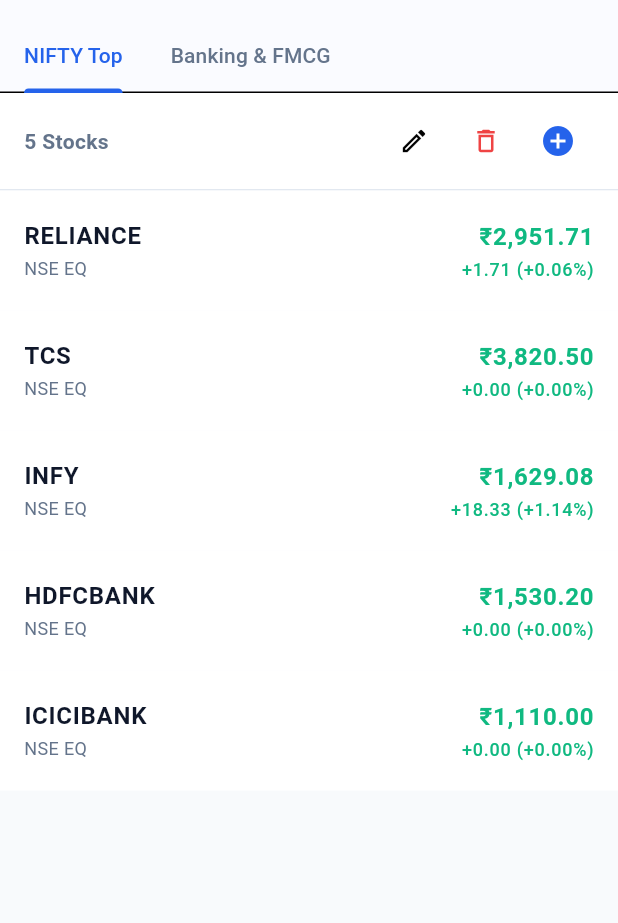
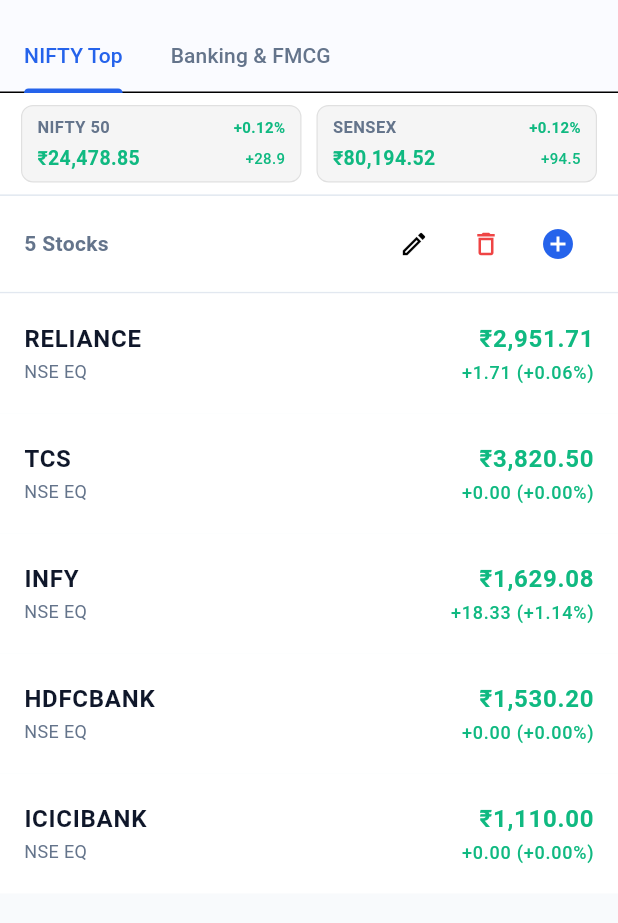
Before and after one commit to Shubhangi-H98/trading_app_021, a Flutter app: the WatchlistPage screen opened directly, on a phone screen of 412 x 824 dp, the part 63-986 px from its top. Run offline on Flutter 3.47's test engine with Material 3 defaults, Android fonts, the phone set to English and light mode, and no system bars; our stand-ins replace equatable, flutter_bloc, shared_preferences; accounts and stored records are empty.

Commit message:
feat(ui): add pinned NIFTY 50 and SENSEX live indices bar and native haptic feedback

```diff
--- /dev/null
+++ b/lib/core/utils/feedback_helper.dart
@@ -0,0 +1,22 @@
+import 'package:flutter/services.dart';
+
+class FeedbackHelper {
+  const FeedbackHelper._();
+
+  /// Subtle click feel for tab switches, chips, and small UI actions
+  static void lightClick() {
+    HapticFeedback.lightImpact();
+  }
+
+  /// Distinct vibrational bump when swiping to delete or removing a stock
+  static void deleteImpact() {
+    HapticFeedback.mediumImpact();
+    SystemSound.play(SystemSoundType.alert);
+  }
+
+  /// Pronounced confirmation haptic & sound when an order executes successfully
+  static void orderSuccess() {
+    HapticFeedback.heavyImpact();
+    SystemSound.play(SystemSoundType.click);
+  }
+}
--- a/lib/presentation/market/pages/market_page.dart
+++ b/lib/presentation/market/pages/market_page.dart
@@ -1,11 +1,12 @@
 import 'package:flutter/material.dart';
 import 'package:flutter_bloc/flutter_bloc.dart';
-import 'package:trading_app_021/presentation/market/pages/stock_detail_page.dart';
 import '../../../core/theme/app_colors.dart';
-import '../../order/widgets/order_ticket_bottom_sheet.dart';
+import '../../../core/utils/feedback_helper.dart';
 import '../bloc/market_bloc.dart';
 import '../bloc/market_event.dart';
 import '../bloc/market_state.dart';
+import '../pages/stock_detail_page.dart';
+import '../widgets/market_indices_bar.dart';
 import '../widgets/market_stock_tile.dart';
 
 class MarketPage extends StatelessWidget {
@@ -21,15 +22,22 @@
         title: const Text('Live Market', style: TextStyle(fontWeight: FontWeight.bold)),
         elevation: 0.5,
         actions: [
-          // Stress Test Speed Controller Sheet
           IconButton(
             icon: const Icon(Icons.speed),
             tooltip: 'Stress Test Tick Rate',
-            onPressed: () => _showTickRateSheet(context),
+            onPressed: () {
+              FeedbackHelper.lightClick();
+              _showTickRateSheet(context);
+            },
           ),
         ],
       ),
-      body: BlocBuilder<MarketBloc, MarketState>(
+      body: Column(
+        children: [
+          // Pinned Market Indices Top Bar
+          const MarketIndicesBar(),
+          Expanded(
+            child: BlocBuilder<MarketBloc, MarketState>(
               builder: (context, state) {
                 if (state.stocks.isEmpty) {
                   return const Center(child: CircularProgressIndicator());
@@ -49,6 +57,7 @@
                     return MarketStockTile(
                       stock: stock,
                       onTap: () {
+                        FeedbackHelper.lightClick();
                         Navigator.push(
                           context,
                           MaterialPageRoute(
@@ -60,6 +69,9 @@
                   },
                 );
               },
+            ),
+          ),
+        ],
       ),
     );
   }
@@ -96,6 +108,7 @@
                     divisions: 49,
                     label: '${state.tickRate} ticks/sec',
                     onChanged: (value) {
+                      FeedbackHelper.lightClick();
                       BlocProvider.of<MarketBloc>(context).add(
                         ChangeTickRateEvent(value.round()),
                       );
--- /dev/null
+++ b/lib/presentation/market/widgets/market_indices_bar.dart
@@ -0,0 +1,153 @@
+import 'package:flutter/material.dart';
+import 'package:flutter_bloc/flutter_bloc.dart';
+import '../../../core/theme/app_colors.dart';
+import '../../../core/utils/currency_formatter.dart';
+import '../bloc/market_bloc.dart';
+import '../bloc/market_state.dart';
+
+class MarketIndicesBar extends StatelessWidget {
+  const MarketIndicesBar({super.key});
+
+  @override
+  Widget build(BuildContext context) {
+    final theme = Theme.of(context);
+    final isDark = theme.brightness == Brightness.dark;
+
+    return BlocBuilder<MarketBloc, MarketState>(
+      builder: (context, state) {
+        // Derive overall market drift from state stocks
+        double totalChangePercent = 0.0;
+        if (state.stocks.isNotEmpty) {
+          totalChangePercent = state.stocks.values
+              .map((s) => s.changePercent)
+              .reduce((a, b) => a + b) /
+              state.stocks.length;
+        }
+
+        // Realistic benchmark index calculations
+        final niftyBase = 24450.0;
+        final niftyLtp = niftyBase * (1 + (totalChangePercent / 100));
+        final niftyChange = niftyLtp - niftyBase;
+
+        final sensexBase = 80100.0;
+        final sensexLtp = sensexBase * (1 + (totalChangePercent / 100));
+        final sensexChange = sensexLtp - sensexBase;
+
+        return Container(
+          decoration: BoxDecoration(
+            color: theme.cardColor,
+            border: Border(
+              bottom: BorderSide(
+                color: isDark ? AppColors.borderDark : AppColors.borderLight,
+                width: 1,
+              ),
+            ),
+          ),
+          padding: const EdgeInsets.symmetric(horizontal: 14, vertical: 8),
+          child: Row(
+            children: [
+              Expanded(
+                child: _buildIndexChip(
+                  title: 'NIFTY 50',
+                  ltp: niftyLtp,
+                  change: niftyChange,
+                  percent: totalChangePercent,
+                  isDark: isDark,
+                ),
+              ),
+              const SizedBox(width: 10),
+              Expanded(
+                child: _buildIndexChip(
+                  title: 'SENSEX',
+                  ltp: sensexLtp,
+                  change: sensexChange,
+                  percent: totalChangePercent,
+                  isDark: isDark,
+                ),
+              ),
+            ],
+          ),
+        );
+      },
+    );
+  }
+
+  Widget _buildIndexChip({
+    required String title,
+    required double ltp,
+    required double change,
+    required double percent,
+    required bool isDark,
+  }) {
+    final isPositive = percent >= 0;
+    final color = isPositive ? AppColors.greenUp : AppColors.redDown;
+
+    return Container(
+      padding: const EdgeInsets.symmetric(horizontal: 10, vertical: 6),
+      decoration: BoxDecoration(
+        color: isDark ? Colors.white.withOpacity(0.04) : Colors.grey.shade100,
+        borderRadius: BorderRadius.circular(8),
+        border: Border.all(
+          color: isDark ? Colors.white10 : Colors.grey.shade300,
+          width: 0.8,
+        ),
+      ),
+      child: Column(
+        crossAxisAlignment: CrossAxisAlignment.start,
+        mainAxisSize: MainAxisSize.min,
+        children: [
+          Row(
+            mainAxisAlignment: MainAxisAlignment.spaceBetween,
+            children: [
+              Text(
+                title,
+                style: const TextStyle(
+                  fontSize: 11,
+                  fontWeight: FontWeight.bold,
+                  color: AppColors.textSecondaryLight,
+                  letterSpacing: 0.3,
+                ),
+              ),
+              Flexible(
+                child: Text(
+                  '${isPositive ? '+' : ''}${percent.toStringAsFixed(2)}%',
+                  overflow: TextOverflow.ellipsis,
+                  style: TextStyle(
+                    fontSize: 10,
+                    fontWeight: FontWeight.bold,
+                    color: color,
+                  ),
+                ),
+              ),
+            ],
+          ),
+          const SizedBox(height: 3),
+          Row(
+            mainAxisAlignment: MainAxisAlignment.spaceBetween,
+            children: [
+              Text(
+                CurrencyFormatter.format(ltp),
+                style: TextStyle(
+                  fontSize: 13,
+                  fontWeight: FontWeight.bold,
+                  color: color,
+                ),
+              ),
+              Flexible(
+                child: Text(
+                  '${isPositive ? '+' : ''}${change.toStringAsFixed(1)}',
+                  overflow: TextOverflow.ellipsis,
+                  style: TextStyle(
+                    fontSize: 10,
+                    fontWeight: FontWeight.w500,
+                    color: color,
+                  ),
+                ),
+              ),
+            ],
+          ),
+        ],
+      ),
+    );
+  }
+}
--- a/lib/presentation/order/widgets/order_ticket_bottom_sheet.dart
+++ b/lib/presentation/order/widgets/order_ticket_bottom_sheet.dart
@@ -2,6 +2,7 @@
 import 'package:flutter_bloc/flutter_bloc.dart';
 import '../../../core/theme/app_colors.dart';
 import '../../../core/utils/currency_formatter.dart';
+import '../../../core/utils/feedback_helper.dart';
 import '../../../data/model/holding_model.dart';
 import '../../../data/model/order_model.dart';
 import '../../holdings/bloc/portfolio_bloc.dart';
@@ -16,6 +17,7 @@
   const OrderTicketBottomSheet({super.key, required this.symbol});
 
   static void show(BuildContext context, String symbol) {
+    FeedbackHelper.lightClick();
     showModalBottomSheet(
       context: context,
       isScrollControlled: true,
@@ -152,7 +154,10 @@
                     children: [
                       Expanded(
                         child: ElevatedButton(
-                          onPressed: () => setState(() => _side = OrderType.buy),
+                          onPressed: () {
+                            FeedbackHelper.lightClick();
+                            setState(() => _side = OrderType.buy);
+                          },
                           style: ElevatedButton.styleFrom(
                             backgroundColor: isBuy ? AppColors.greenUp : inactiveBtnBg,
                             foregroundColor: isBuy ? Colors.white : inactiveBtnFg,
@@ -165,7 +170,10 @@
                       const SizedBox(width: 12),
                       Expanded(
                         child: ElevatedButton(
-                          onPressed: () => setState(() => _side = OrderType.sell),
+                          onPressed: () {
+                            FeedbackHelper.lightClick();
+                            setState(() => _side = OrderType.sell);
+                          },
                           style: ElevatedButton.styleFrom(
                             backgroundColor: !isBuy ? AppColors.redDown : inactiveBtnBg,
                             foregroundColor: !isBuy ? Colors.white : inactiveBtnFg,
@@ -235,10 +243,11 @@
 
                   const SizedBox(height: 24),
 
-                  // Execute Order Button
+                  // Execute Order Button with Haptic & Sound Confirmation
                   ElevatedButton(
                     onPressed: error == null && _quantity > 0 && currentLtp > 0
                         ? () {
+                      FeedbackHelper.orderSuccess();
                       context.read<PortfolioBloc>().add(
                         ExecuteOrderEvent(
                           symbol: widget.symbol,
--- a/lib/presentation/watchlist/pages/watchlist_page.dart
+++ b/lib/presentation/watchlist/pages/watchlist_page.dart
@@ -1,13 +1,14 @@
 import 'package:flutter/material.dart';
 import 'package:flutter_bloc/flutter_bloc.dart';
 import '../../../core/theme/app_colors.dart';
+import '../../../core/utils/feedback_helper.dart';
 import '../../../data/model/watchlist_model.dart';
 import '../../dashboard/widgets/app_side_drawer.dart';
 import '../../market/bloc/market_bloc.dart';
 import '../../market/bloc/market_state.dart';
 import '../../market/pages/stock_detail_page.dart';
+import '../../market/widgets/market_indices_bar.dart';
 import '../../market/widgets/market_stock_tile.dart';
-import '../../order/widgets/order_ticket_bottom_sheet.dart';
 import '../bloc/watchlist_bloc.dart';
 import '../bloc/watchlist_event.dart';
 import '../bloc/watchlist_state.dart';
@@ -78,7 +79,10 @@
                 IconButton(
                   icon: const Icon(Icons.add),
                   tooltip: 'Create Watchlist',
-                  onPressed: () => _openCreateDialog(context),
+                  onPressed: () {
+                    FeedbackHelper.lightClick();
+                    _openCreateDialog(context);
+                  },
                 ),
               ],
               bottom: TabBar(
@@ -87,13 +91,22 @@
                 indicatorColor: AppColors.primary,
                 labelColor: AppColors.primary,
                 unselectedLabelColor: AppColors.textSecondary,
+                onTap: (_) => FeedbackHelper.lightClick(),
                 tabs: watchlists.map((w) => Tab(text: w.name)).toList(),
               ),
             ),
-            body: TabBarView(
-              children: watchlists.map((watchlist) {
-                return _WatchlistContentView(watchlist: watchlist);
-              }).toList(),
+            body: Column(
+              children: [
+                // Pinned Zerodha-Style NIFTY 50 / SENSEX Indices Top Bar
+                const MarketIndicesBar(),
+                Expanded(
+                  child: TabBarView(
+                    children: watchlists.map((watchlist) {
+                      return _WatchlistContentView(watchlist: watchlist);
+                    }).toList(),
+                  ),
+                ),
+              ],
             ),
           ),
         );
@@ -106,6 +119,7 @@
       context: context,
       builder: (_) => CreateWatchlistDialog(
         onSave: (name) {
+          FeedbackHelper.lightClick();
           context.read<WatchlistBloc>().add(CreateWatchlistEvent(name));
         },
       ),
@@ -140,11 +154,13 @@
                     icon: const Icon(Icons.edit_outlined, size: 20),
                     tooltip: 'Rename',
                     onPressed: () {
+                      FeedbackHelper.lightClick();
                       showDialog(
                         context: context,
                         builder: (_) => CreateWatchlistDialog(
                           initialName: watchlist.name,
                           onSave: (newName) {
+                            FeedbackHelper.lightClick();
                             context.read<WatchlistBloc>().add(
                               RenameWatchlistEvent(watchlistId: watchlist.id, newName: newName),
                             );
@@ -157,6 +173,7 @@
                     icon: const Icon(Icons.delete_outline, size: 20, color: AppColors.redDown),
                     tooltip: 'Delete',
                     onPressed: () {
+                      FeedbackHelper.deleteImpact();
                       context.read<WatchlistBloc>().add(DeleteWatchlistEvent(watchlist.id));
                     },
                   ),
@@ -164,6 +181,7 @@
                     icon: const Icon(Icons.add_circle, color: AppColors.primary),
                     tooltip: 'Add Stock',
                     onPressed: () {
+                      FeedbackHelper.lightClick();
                       showModalBottomSheet(
                         context: context,
                         isScrollControlled: true,
@@ -191,6 +209,7 @@
                 const Text('No stocks in this watchlist'),
                 TextButton.icon(
                   onPressed: () {
+                    FeedbackHelper.lightClick();
                     showModalBottomSheet(
                       context: context,
                       isScrollControlled: true,
@@ -211,6 +230,7 @@
               return ReorderableListView.builder(
                 itemCount: symbols.length,
                 onReorder: (oldIndex, newIndex) {
+                  FeedbackHelper.lightClick();
                   context.read<WatchlistBloc>().add(
                     ReorderStocksEvent(
                       watchlistId: watchlist.id,
@@ -235,6 +255,7 @@
                       child: const Icon(Icons.delete, color: Colors.white),
                     ),
                     onDismissed: (_) {
+                      FeedbackHelper.deleteImpact();
                       context.read<WatchlistBloc>().add(
                         RemoveStockFromWatchlistEvent(
                           watchlistId: watchlist.id,
@@ -246,6 +267,7 @@
                       key: ValueKey(symbol),
                       stock: stock,
                       onTap: () {
+                        FeedbackHelper.lightClick();
                         Navigator.push(
                           context,
                           MaterialPageRoute(
```
Lines whose indentation alone changed are shown as unchanged.
